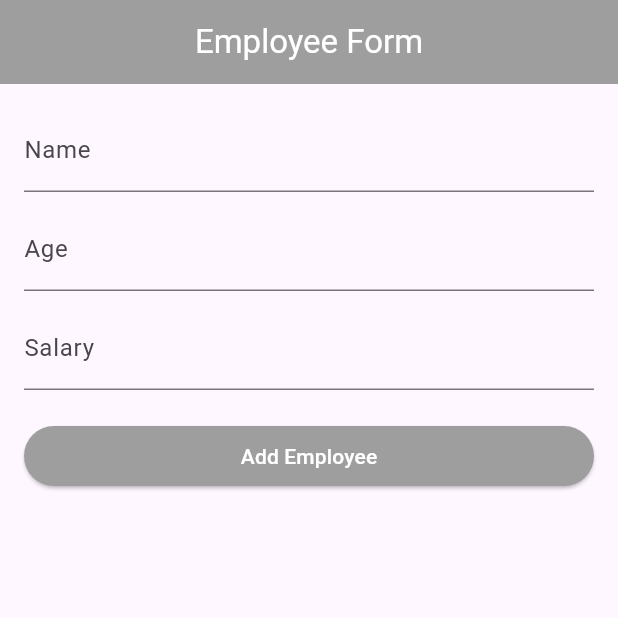
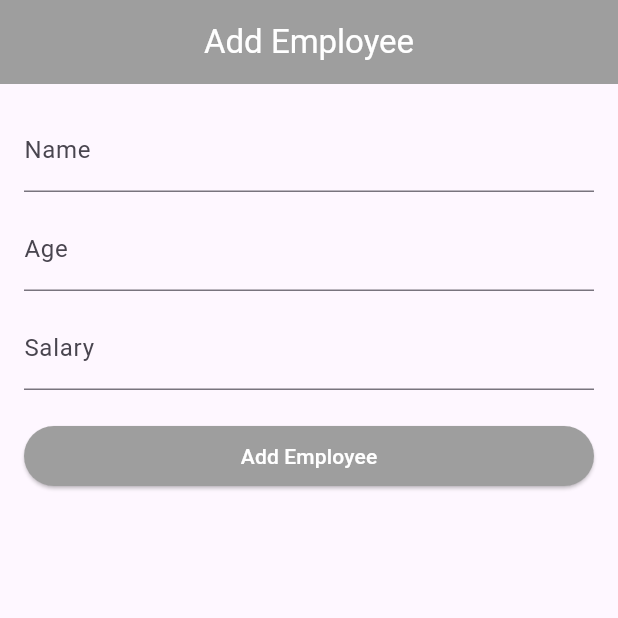
Before and after one commit to faysal-ahmed-palash/ostad_flutter_test_employee, a Flutter app: the screen it shows after launch, on a phone screen of 412 x 824 dp, the top half of it. Run offline on Flutter 3.47's test engine with Material 3 defaults, Android fonts, the phone set to English and light mode, and no system bars.

Commit message:
first commit

```diff
--- a/lib/main.dart
+++ b/lib/main.dart
@@ -47,7 +47,7 @@ class _EmployeeFormScreenState extends State<EmployeeFormScreen> {
       appBar: AppBar(
         backgroundColor: Colors.grey,
         title: Text(
-          "Employee Form",
+          "Add Employee",
           style: TextStyle(color: Colors.white),
         ),
         centerTitle: true,
```
